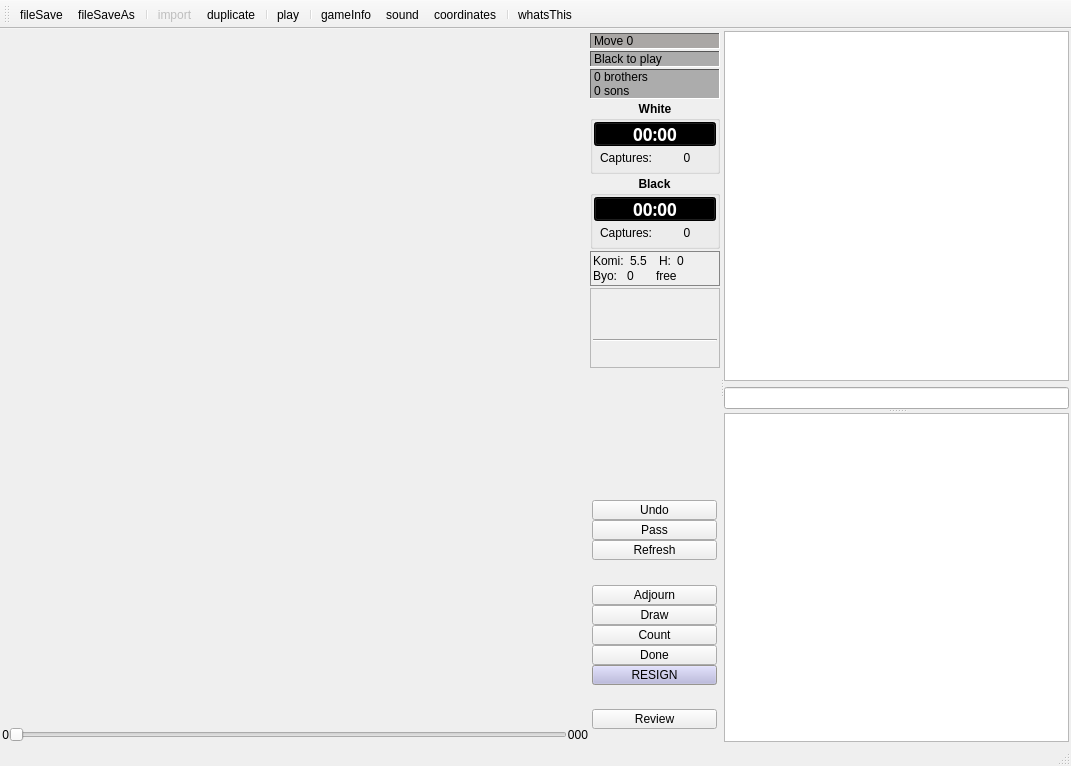
This is src/board/boardwindow.ui in iamsyt/qgo as Qt 5 draws it before an edit. The edited form follows.
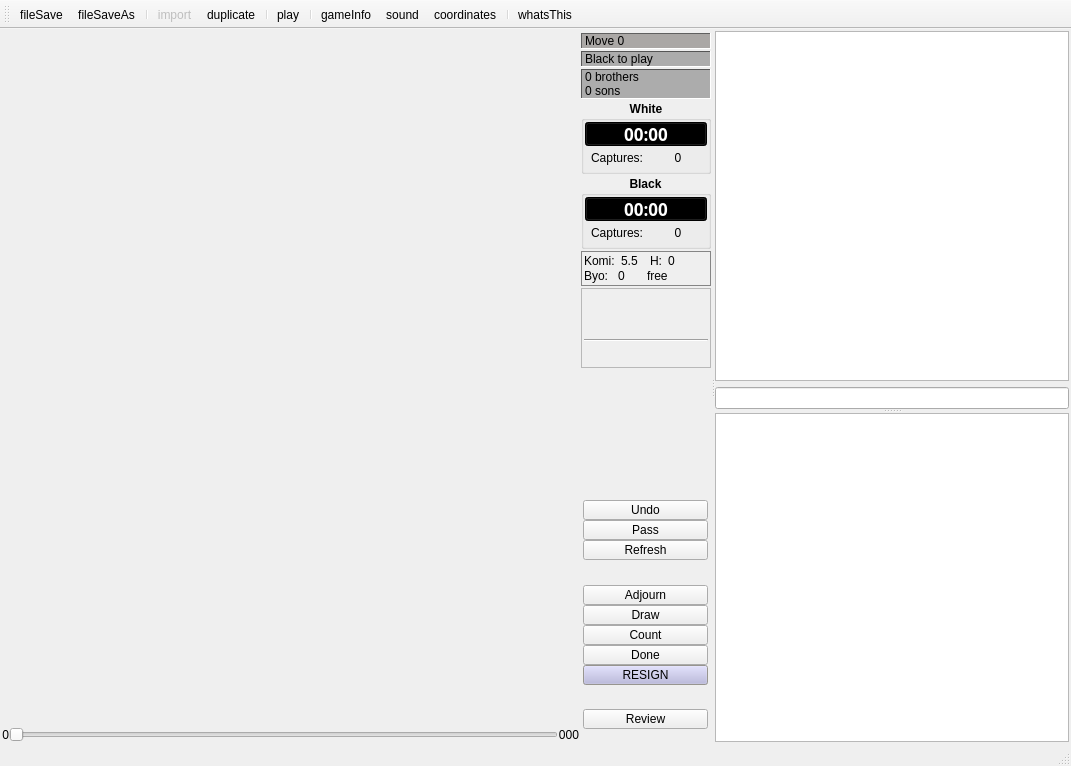
This is the edited form. Icons and pictures are not drawn. Custom widgets are drawn as their Qt base class.

Commit message: more boardwindow compacting

What changed in the file:
```diff
--- a/src/board/boardwindow.ui
+++ b/src/board/boardwindow.ui
@@ -26,7 +26,7 @@
    <property name="minimumSize">
     <size>
      <width>0</width>
-     <height>480</height>
+     <height>420</height>
     </size>
    </property>
    <layout class="QGridLayout">
@@ -41,7 +41,7 @@
       <property name="minimumSize">
        <size>
         <width>16</width>
-        <height>480</height>
+        <height>420</height>
        </size>
       </property>
       <property name="orientation">
@@ -65,7 +65,7 @@
           </property>
           <property name="minimumSize">
            <size>
-            <width>400</width>
+            <width>380</width>
             <height>250</height>
            </size>
           </property>
@@ -124,7 +124,7 @@
              <property name="minimumSize">
               <size>
                <width>380</width>
-               <height>420</height>
+               <height>380</height>
               </size>
              </property>
              <property name="whatsThis">
@@ -211,7 +211,7 @@
           <property name="minimumSize">
            <size>
             <width>130</width>
-            <height>450</height>
+            <height>420</height>
            </size>
           </property>
           <property name="maximumSize">
@@ -6170,7 +6170,7 @@
        <property name="minimumSize">
         <size>
          <width>16</width>
-         <height>480</height>
+         <height>420</height>
         </size>
        </property>
        <property name="orientation">
```
The commit also changes 1 other file.
